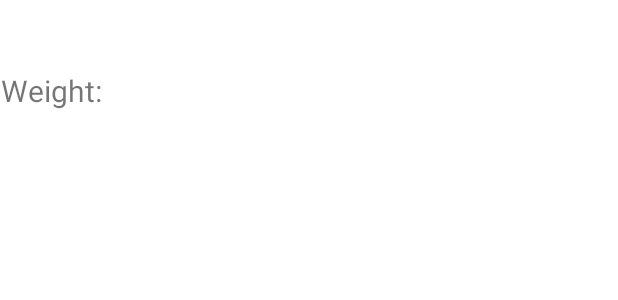
After one commit to koomedenis40/RTScale-Version-1.0, an Android app built with Jetpack Compose: the layout bluetooth_activity.xml on its own in the app's theme, with its tools: preview values and no code run, on a phone screen of 412 x 824 dp. The commit adds this screen. Shown: the top 300 px of the screen. Run offline under Robolectric (Android 15) with nearby library versions, the phone set to English and light mode, and no system bars; Roboto replaces fonts that are not available here.

Commit message:
Bluetooth Activity

```diff
--- /dev/null
+++ b/app/src/main/res/layout/bluetooth_activity.xml
@@ -0,0 +1,21 @@
+<?xml version="1.0" encoding="utf-8"?>
+<androidx.constraintlayout.widget.ConstraintLayout xmlns:android="http://schemas.android.com/apk/res/android"
+    xmlns:app="http://schemas.android.com/apk/res-auto"
+    android:layout_width="match_parent"
+    android:layout_height="match_parent">
+
+
+    <TextView
+        android:id="@+id/weightTextView"
+        android:layout_width="wrap_content"
+        android:layout_height="wrap_content"
+        android:layout_marginEnd="339dp"
+        android:layout_marginBottom="704dp"
+        android:text="Weight: "
+        android:textSize="20sp"
+        app:layout_constraintBottom_toBottomOf="parent"
+        app:layout_constraintEnd_toEndOf="parent"
+        app:layout_constraintStart_toStartOf="parent"
+        app:layout_constraintTop_toTopOf="parent" />
+
+</androidx.constraintlayout.widget.ConstraintLayout>
```
Also changed, not shown: app/src/main/java/com/example/rtscaleversion10/BluetoothActivity.kt (+118 -105 lines).
